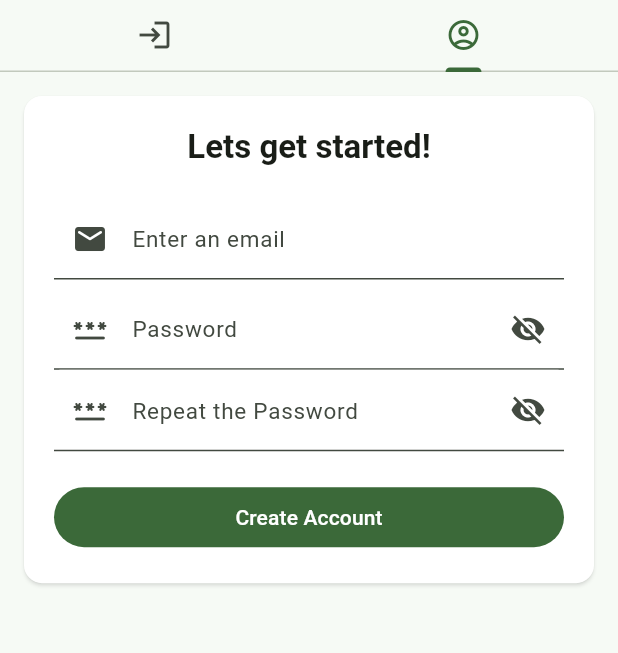
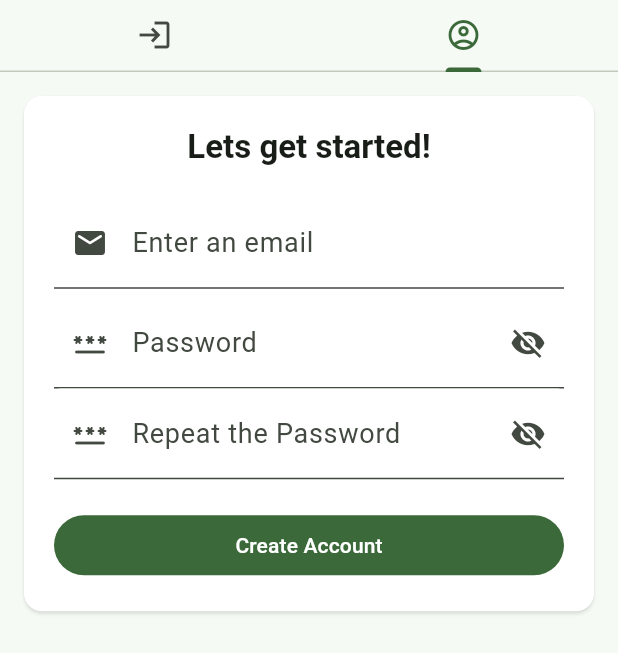
Before and after one commit to tomascarruco/Greenly, a Flutter app: the screen it shows after launch, tab 2 chosen, on a phone screen of 412 x 824 dp. Shown: the top 653 px of the screen. Run offline on Flutter 3.47's test engine with Material 3 defaults, Android fonts, the phone set to English and light mode, and no system bars; our stand-ins replace flutter_dotenv, flutter_otp_text_field, supabase_flutter; accounts and stored records are empty.

Commit message:
refactor: typos and typography

```diff
--- a/lib/main.dart
+++ b/lib/main.dart
@@ -21,8 +21,8 @@ Future<void> main() async {
   final supaAnonKey = dotenv.maybeGet('SUPABASE_PUBLISHABLE_KEY');
 
   if (supaAnonKey == null || supaUrl == null) {
-    final supaUrlFound = supaUrl != null ? 'foound' : 'notFound';
-    final supaAnonKeyFound = supaAnonKey != null ? 'foound' : 'notFound';
+    final supaUrlFound = supaUrl != null ? 'found' : 'notFound';
+    final supaAnonKeyFound = supaAnonKey != null ? 'found' : 'notFound';
 
     print(
       'envLoading: Could not load env vals: supaAnonKey($supaAnonKeyFound) | supaUrlFound($supaUrlFound)',
@@ -67,15 +67,15 @@ class MainApp extends StatelessWidget {
           ),
           titleMedium: const TextStyle(
             fontWeight: FontWeight.w700,
-            fontSize: 18,
+            fontSize: 20,
           ),
           titleSmall: const TextStyle(
             fontWeight: FontWeight.w700,
-            fontSize: 14,
+            fontSize: 18,
           ),
-          bodyLarge: const TextStyle(fontSize: 15),
-          bodyMedium: const TextStyle(fontSize: 14),
-          bodySmall: const TextStyle(fontSize: 12),
+          bodyLarge: const TextStyle(fontSize: 18),
+          bodyMedium: const TextStyle(fontSize: 16),
+          bodySmall: const TextStyle(fontSize: 14),
         ),
       ),
       home: supabase.auth.currentSession != null
```
